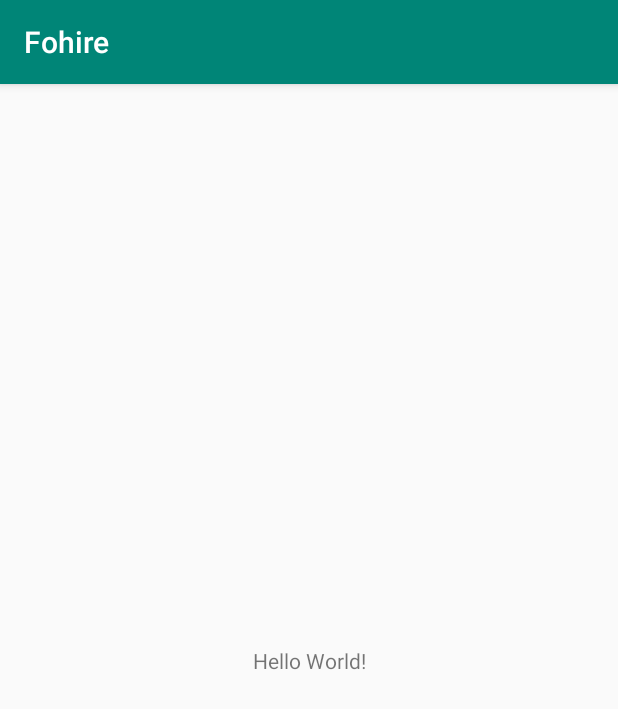
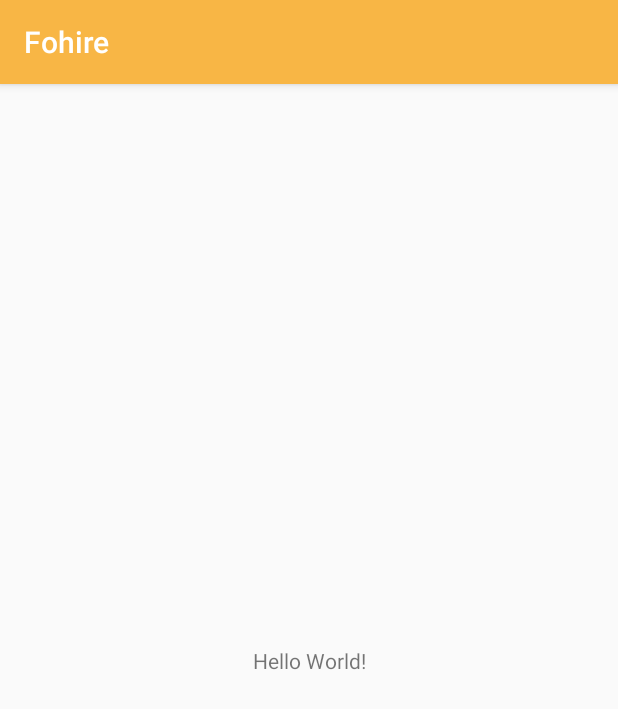
Before and after one commit to shhmanan23/foHire, an Android app: the screen it shows after launch (MainActivity), on a phone screen of 412 x 824 dp. Shown: the top 709 px of the screen. Run offline under Robolectric (Android 15) with nearby library versions, the light colour scheme and no system bars.

Commit message:
theme set

```diff
--- a/app/src/main/res/values/colors.xml
+++ b/app/src/main/res/values/colors.xml
@@ -1,6 +1,7 @@
 <?xml version="1.0" encoding="utf-8"?>
 <resources>
-    <color name="colorPrimary">#008577</color>
-    <color name="colorPrimaryDark">#00574B</color>
-    <color name="colorAccent">#D81B60</color>
+    <color name="colorPrimary">#f8b645</color>
+    <color name="colorPrimaryDark">#cb9436</color>
+    <color name="colorAccent">#d2691e</color>
+    <color name="foreground_material_light">#0f0f0f</color>
 </resources>
--- a/app/src/main/res/values/styles.xml
+++ b/app/src/main/res/values/styles.xml
@@ -6,6 +6,7 @@
         <item name="colorPrimary">@color/colorPrimary</item>
         <item name="colorPrimaryDark">@color/colorPrimaryDark</item>
         <item name="colorAccent">@color/colorAccent</item>
+        <item name="android:colorForeground">@color/foreground_material_light</item>
     </style>
 
 </resources>
```
